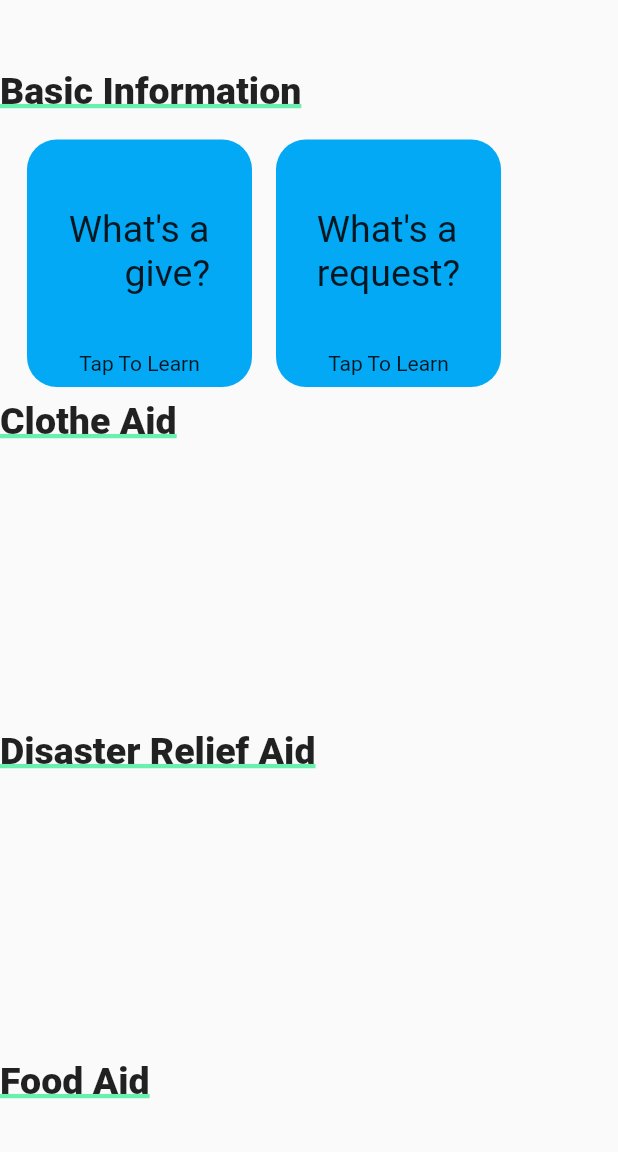
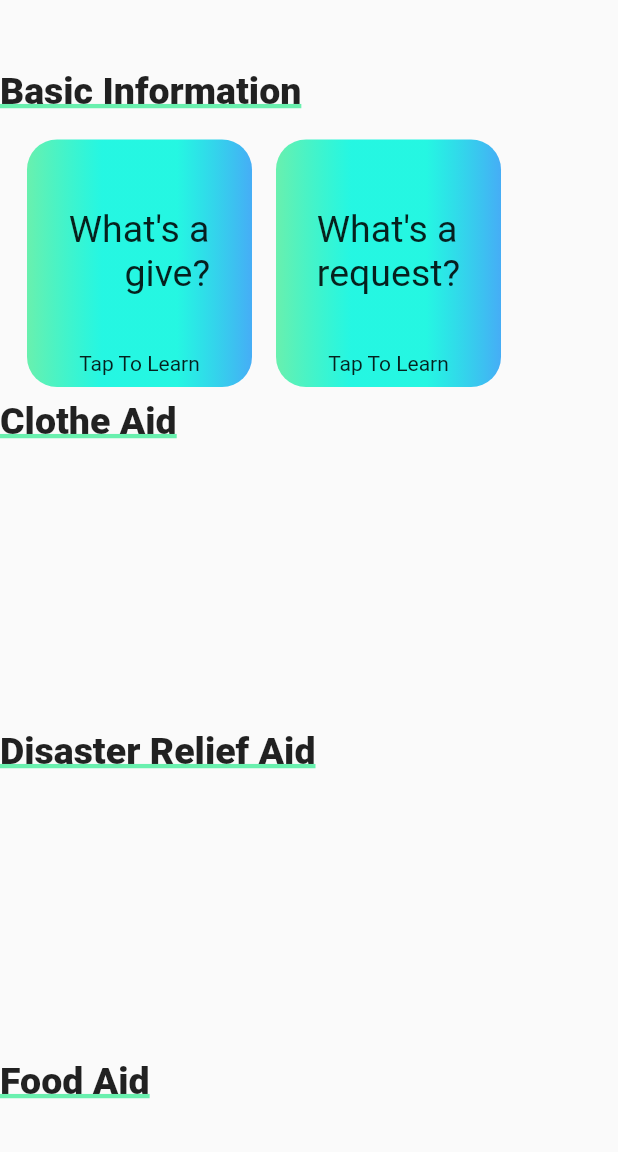
Before and after one commit to AkshaySiddannavar/give_easy, a Flutter app: the HomeScreen screen opened by its route, on a phone screen of 412 x 824 dp, the part 84-1236 px from its top. Run offline on Flutter 3.47's test engine with Material 2 defaults, Android fonts, the phone set to English and light mode, and no system bars; our stand-ins replace cloud_firestore, confetti, file_picker, firebase_auth, firebase_core, firebase_storage and 2 more; missing offline and left inert: razorpay_flutter; accounts and stored records are empty.

Commit message:
add gradient coloring

```diff
--- a/lib/components/information_card.dart
+++ b/lib/components/information_card.dart
@@ -56,7 +56,13 @@ class InformationCard extends StatelessWidget {
 
         decoration: BoxDecoration(
             //gradient: LinearGradient() to add some good looks
-            color: Colors.lightBlue, //to identify extent of outer container
+            gradient: LinearGradient(colors: [
+              Colors.greenAccent,
+              Color.fromARGB(218, 1, 246, 222),
+              Color.fromARGB(218, 1, 246, 222),
+              Color.fromARGB(255, 70, 173, 246)
+            ]),
+            color: Colors.greenAccent, //to identify extent of outer container
             borderRadius: BorderRadius.all(Radius.elliptical(20.0, 20.0))),
       ),
     );
```
